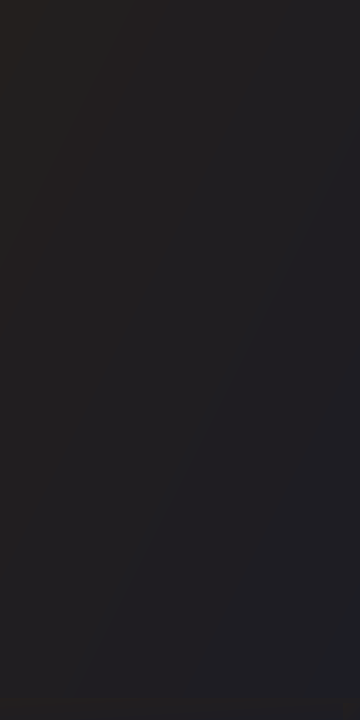
This is Chess_Windows/mainwindow.ui in den-Master-2040/CHESS-PROJECT as Qt 5 draws it before an edit. The edited form follows.
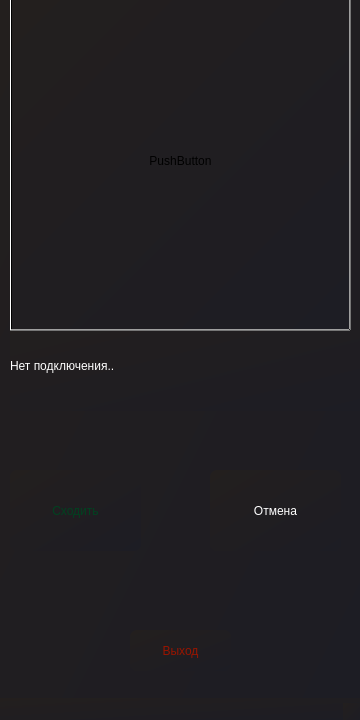
This is the edited form. The open tabs and pages were chosen to show the change. Icons and pictures are not drawn.

Diff of the .ui file:
```diff
--- a/Chess_Windows/mainwindow.ui
+++ b/Chess_Windows/mainwindow.ui
@@ -497,9 +497,9 @@
      <widget class="QLabel" name="label_6">
       <property name="geometry">
        <rect>
-        <x>930</x>
-        <y>20</y>
-        <width>471</width>
+        <x>10</x>
+        <y>340</y>
+        <width>361</width>
         <height>91</height>
        </rect>
       </property>
@@ -515,6 +515,83 @@
        <string>Нет подключения..</string>
       </property>
      </widget>
+     <widget class="QPushButton" name="pushButton_12">
+      <property name="geometry">
+       <rect>
+        <x>10</x>
+        <y>10</y>
+        <width>341</width>
+        <height>341</height>
+       </rect>
+      </property>
+      <property name="text">
+       <string>PushButton</string>
+      </property>
+     </widget>
+     <widget class="QPushButton" name="pushButton_13">
+      <property name="geometry">
+       <rect>
+        <x>10</x>
+        <y>490</y>
+        <width>131</width>
+        <height>81</height>
+       </rect>
+      </property>
+      <property name="styleSheet">
+       <string notr="true">	border-radius: 7px;
+	font: 700 24pt &quot;Constantia&quot;;
+	font-style: normal;
+	color: #004220;
+	
+</string>
+      </property>
+      <property name="text">
+       <string>Сходить</string>
+      </property>
+     </widget>
+     <widget class="QPushButton" name="pushButton_14">
+      <property name="geometry">
+       <rect>
+        <x>210</x>
+        <y>490</y>
+        <width>131</width>
+        <height>81</height>
+       </rect>
+      </property>
+      <property name="styleSheet">
+       <string notr="true">
+	border-radius: 7px;
+	font: 700 24pt &quot;Constantia&quot;;
+	font-style: normal;
+	color: #FFFFFF;
+
+</string>
+      </property>
+      <property name="text">
+       <string>Отмена</string>
+      </property>
+     </widget>
+     <widget class="QPushButton" name="pushButton_15">
+      <property name="geometry">
+       <rect>
+        <x>130</x>
+        <y>650</y>
+        <width>101</width>
+        <height>41</height>
+       </rect>
+      </property>
+      <property name="styleSheet">
+       <string notr="true">	border-radius: 7px;
+	font: 700 24pt &quot;Constantia&quot;;
+	font-style: normal;
+	color: #991400;
+	
+</string>
+      </property>
+      <property name="text">
+       <string>Выход</string>
+      </property>
+     </widget>
     </widget>
     <widget class="QWidget" name="page_2">
      <widget class="QPushButton" name="pushButton_3">
```
Left out of the diff: 22 changed lines with no effect on the pictures.
